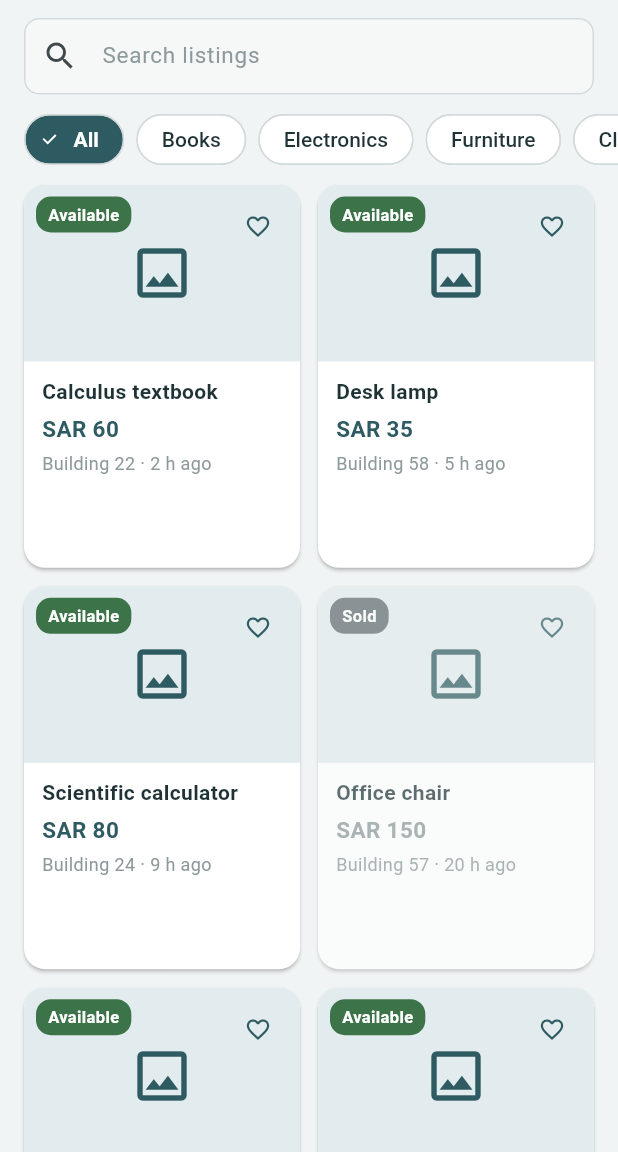
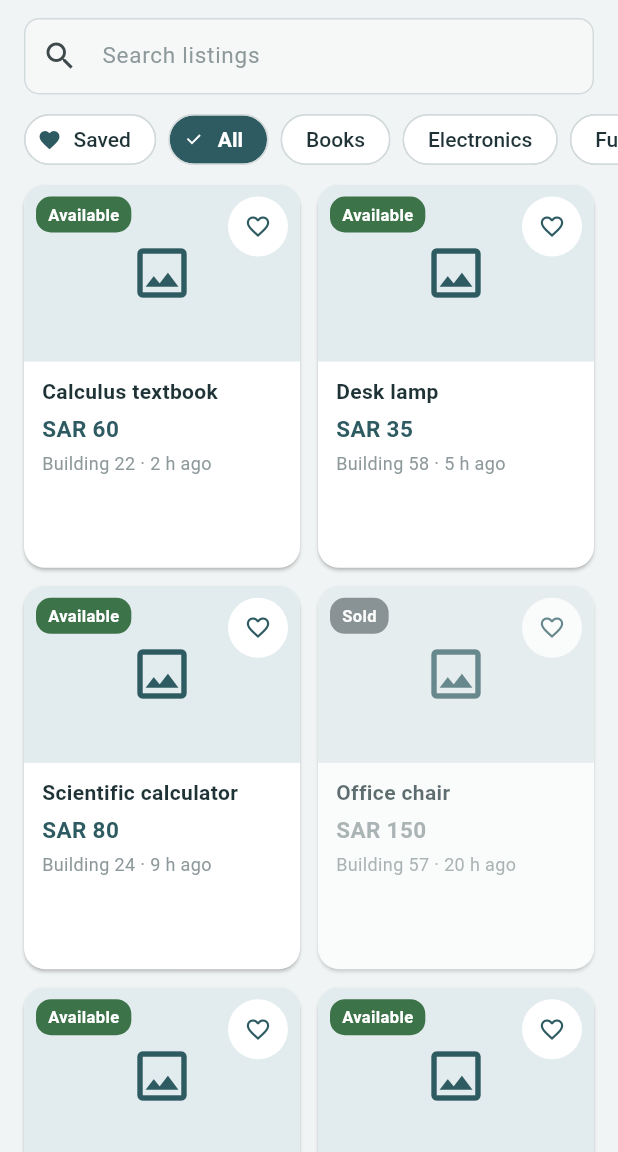
Before and after one commit to Abdulwahed25/SWE-463_project, a Flutter app: the HomeScreen screen opened directly, on a phone screen of 412 x 824 dp, the part 84-1236 px from its top. Run offline on Flutter 3.47's test engine with Material 3 defaults, Android fonts, the phone set to English and light mode, and no system bars; our stand-ins replace shared_preferences; accounts and stored records are empty.

Commit message:
Add favorites with saved filter

```diff
--- a/lib/providers/listings_provider.dart
+++ b/lib/providers/listings_provider.dart
@@ -27,12 +27,22 @@ class ListingsProvider extends ChangeNotifier {
   String? _error;
   String _search = '';
   ListingFilter _filter = const ListingFilter();
+  Set<String> _favoriteIds = {};
 
   bool get isLoading => _isLoading;
   String? get error => _error;
   String get search => _search;
   ListingFilter get filter => _filter;
   bool get hasLoaded => _all.isNotEmpty;
+
+  bool isFavorite(String id) => _favoriteIds.contains(id);
+
+  /// Saved listings, newest first.
+  List<Listing> get favorites {
+    final saved = _all.where((l) => _favoriteIds.contains(l.id)).toList();
+    saved.sort((a, b) => b.createdAt.compareTo(a.createdAt));
+    return saved;
+  }
 
   /// Listings shown on Home after search and filters, newest first.
   List<Listing> get visibleListings {
@@ -75,6 +85,7 @@ class ListingsProvider extends ChangeNotifier {
     notifyListeners();
     try {
       _all = await _repository.fetchListings();
+      _favoriteIds = await _repository.fetchFavoriteIds();
     } catch (e) {
       _error = 'Check your connection and try again.';
     }
@@ -119,6 +130,15 @@ class ListingsProvider extends ChangeNotifier {
     notifyListeners();
   }
 
+  /// Adds or removes a listing from favorites and saves the change.
+  Future<void> toggleFavorite(String id) async {
+    final updated = {..._favoriteIds};
+    if (!updated.remove(id)) updated.add(id);
+    _favoriteIds = updated; // update the UI right away
+    notifyListeners();
+    await _repository.saveFavoriteIds(updated);
+  }
+
   void setSearch(String text) {
     _search = text;
     notifyListeners();
--- a/lib/screens/home_screen.dart
+++ b/lib/screens/home_screen.dart
@@ -19,6 +19,7 @@ class HomeScreen extends StatefulWidget {
 
 class _HomeScreenState extends State<HomeScreen> {
   final _searchController = TextEditingController();
+  bool _savedOnly = false; // local state: show only saved listings
 
   @override
   void dispose() {
@@ -83,6 +84,15 @@ class _HomeScreenState extends State<HomeScreen> {
               scrollDirection: Axis.horizontal,
               padding: const EdgeInsets.symmetric(horizontal: 16, vertical: 8),
               children: [
+                Padding(
+                  padding: const EdgeInsets.only(right: 8),
+                  child: FilterChip(
+                    avatar: const Icon(Icons.favorite, size: 16),
+                    label: const Text('Saved'),
+                    selected: _savedOnly,
+                    onSelected: (v) => setState(() => _savedOnly = v),
+                  ),
+                ),
                 _categoryChip(provider, 'All', null),
                 for (final c in kCategories) _categoryChip(provider, c, c),
               ],
@@ -123,7 +133,20 @@ class _HomeScreenState extends State<HomeScreen> {
         onPressed: provider.load,
       );
     }
-    final listings = provider.visibleListings;
+    var listings = provider.visibleListings;
+    if (_savedOnly) {
+      listings = listings.where((l) => provider.isFavorite(l.id)).toList();
+    }
+    // Empty state for saved listings
+    if (listings.isEmpty && _savedOnly) {
+      return EmptyState(
+        icon: Icons.favorite_border,
+        title: 'No saved listings',
+        message: 'Tap the heart on a listing to save it here.',
+        buttonText: 'Show all listings',
+        onPressed: () => setState(() => _savedOnly = false),
+      );
+    }
     // Empty / no results state
     if (listings.isEmpty) {
       return EmptyState(
@@ -156,6 +179,8 @@ class _HomeScreenState extends State<HomeScreen> {
       price: l.price,
       location: '${l.location} · ${timeAgo(l.createdAt)}',
       isSold: l.isSold,
+      isFavorite: context.read<ListingsProvider>().isFavorite(l.id),
+      onFavorite: () => context.read<ListingsProvider>().toggleFavorite(l.id),
       onTap: () => Navigator.pushNamed(context, AppRoutes.listingDetail, arguments: l.id),
     );
   }
--- a/lib/screens/listing_detail_screen.dart
+++ b/lib/screens/listing_detail_screen.dart
@@ -60,8 +60,19 @@ class ListingDetailScreen extends StatelessWidget {
     final isMine = provider.isMine(listing);
     final text = Theme.of(context).textTheme;
 
+    final saved = provider.isFavorite(listing.id);
+
     return Scaffold(
-      appBar: AppBar(title: const Text('Listing')),
+      appBar: AppBar(
+        title: const Text('Listing'),
+        actions: [
+          IconButton(
+            tooltip: saved ? 'Remove from saved' : 'Save',
+            icon: Icon(saved ? Icons.favorite : Icons.favorite_border),
+            onPressed: () => provider.toggleFavorite(listing.id),
+          ),
+        ],
+      ),
       body: ListView(
         children: [
           // Photo placeholder
--- a/lib/services/listing_repository.dart
+++ b/lib/services/listing_repository.dart
@@ -10,4 +10,9 @@ abstract class ListingRepository {
   Future<void> addListing(Listing listing);
 
   Future<void> updateListing(Listing listing);
+
+  /// Ids of the listings the user saved with the heart button.
+  Future<Set<String>> fetchFavoriteIds();
+
+  Future<void> saveFavoriteIds(Set<String> ids);
 }
```
Also changed, not shown: lib/services/local_listing_repository.dart (+13 -0 lines), 2 other files.
